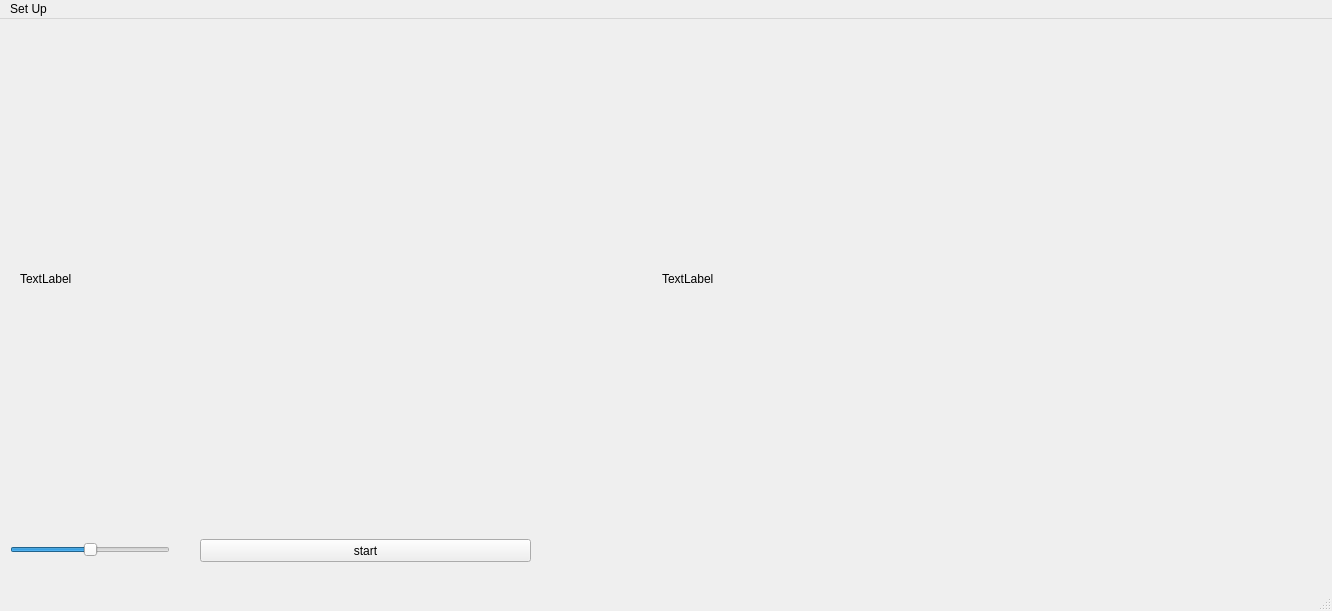
The window that src/ui_main_window1.ui (almog-a/iot_drums-) describes before a commit, drawn with Qt 5.
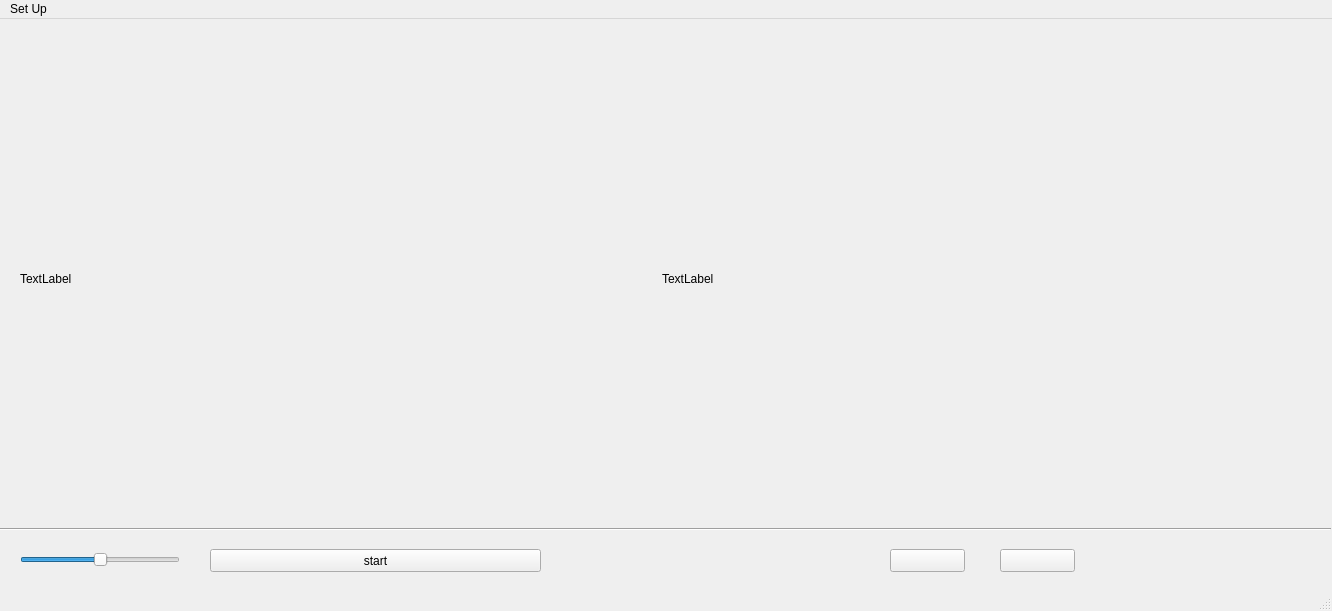
The same window after the commit.

Commit message: adding arrow for 2nd stream

```diff
--- a/src/ui_main_window1.ui
+++ b/src/ui_main_window1.ui
@@ -17,8 +17,8 @@
    <widget class="QPushButton" name="start_bt">
     <property name="geometry">
      <rect>
-      <x>200</x>
-      <y>520</y>
+      <x>210</x>
+      <y>530</y>
       <width>331</width>
       <height>23</height>
      </rect>
@@ -30,8 +30,8 @@
    <widget class="QSlider" name="songVolumeSlider">
     <property name="geometry">
      <rect>
-      <x>10</x>
-      <y>520</y>
+      <x>20</x>
+      <y>530</y>
       <width>160</width>
       <height>22</height>
      </rect>
@@ -43,6 +43,45 @@
      <enum>Qt::Horizontal</enum>
     </property>
    </widget>
+   <widget class="Line" name="line">
+    <property name="geometry">
+     <rect>
+      <x>0</x>
+      <y>500</y>
+      <width>1331</width>
+      <height>20</height>
+     </rect>
+    </property>
+    <property name="orientation">
+     <enum>Qt::Horizontal</enum>
+    </property>
+   </widget>
+   <widget class="QPushButton" name="left_bt">
+    <property name="geometry">
+     <rect>
+      <x>890</x>
+      <y>530</y>
+      <width>75</width>
+      <height>23</height>
+     </rect>
+    </property>
+    <property name="text">
+     <string/>
+    </property>
+   </widget>
+   <widget class="QPushButton" name="right_bt">
+    <property name="geometry">
+     <rect>
+      <x>1000</x>
+      <y>530</y>
+      <width>75</width>
+      <height>23</height>
+     </rect>
+    </property>
+    <property name="text">
+     <string/>
+    </property>
+   </widget>
    <widget class="QLabel" name="stream2">
     <property name="geometry">
      <rect>
```
The commit also changes 2 other files.
